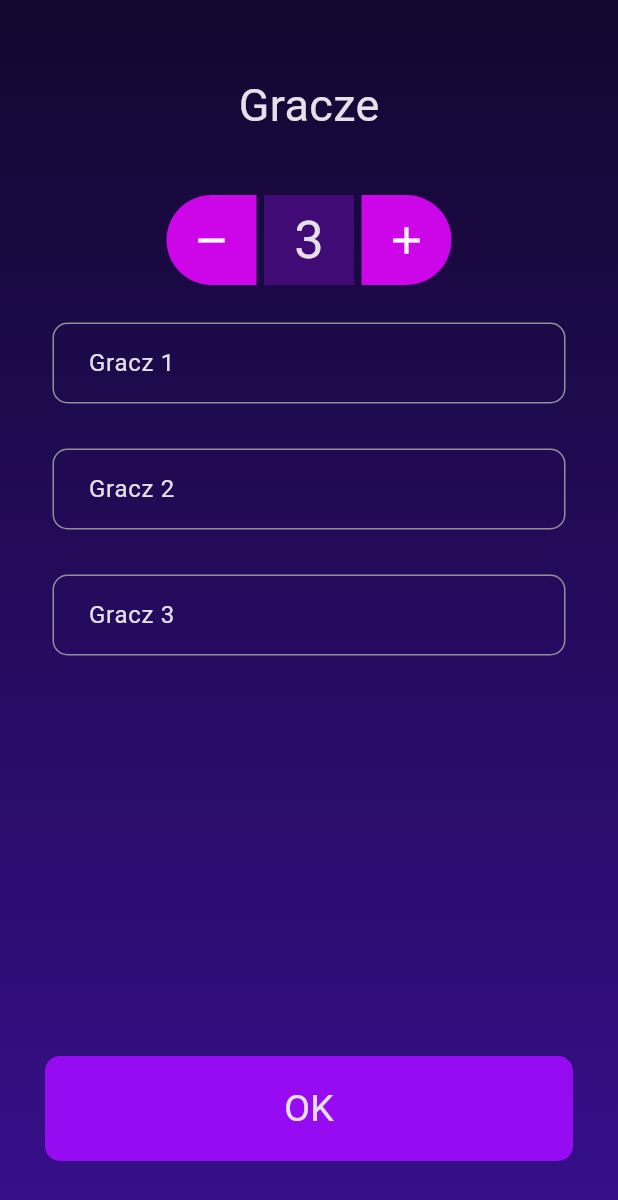
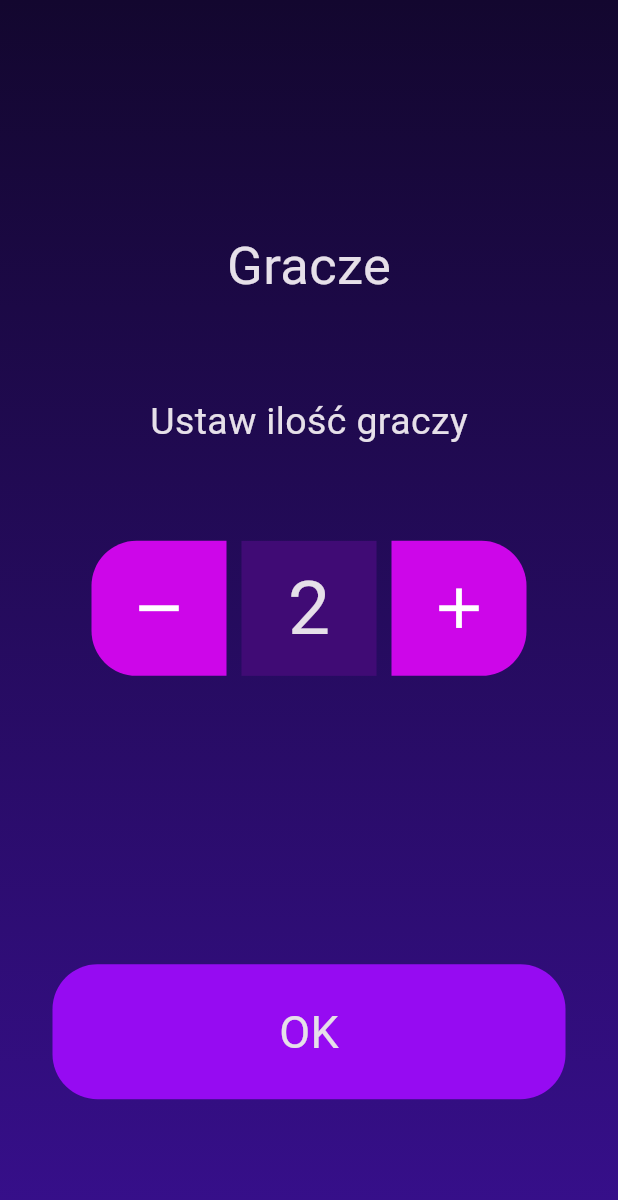
Before and after one commit to pawelmajchrzak/szpiegula_flutter, a Flutter app: the SetPlayersScreen screen opened directly, after a tap on the "remove" icon, after a tap on the "add" icon, on a phone screen of 412 x 824 dp. Shown: the top 1200 px of the screen. Run offline on Flutter 3.47's test engine with Material 3 defaults, Android fonts, the phone set to English and light mode, and no system bars; our stand-ins replace font_awesome_flutter.

Commit message:
delete posibility to set name for players

```diff
--- a/lib/main.dart
+++ b/lib/main.dart
@@ -16,7 +16,7 @@ class SpyApp extends StatelessWidget {
         primaryColor: Color(0xFF0A0E21),
         scaffoldBackgroundColor: Colors.transparent,
       ),
-      home: SetTimerScreen(),
+      home: StartScreen(),
 
     );
   }
--- a/lib/screens/set_players_screen.dart
+++ b/lib/screens/set_players_screen.dart
@@ -9,48 +9,36 @@ class SetPlayersScreen extends StatefulWidget {
 }
 
 class _SetPlayersScreenState extends State<SetPlayersScreen> {
-  int numberOfPlayers = 3;
-  String namePlayer = 'Pawel';
-  TextEditingController _controller = TextEditingController();
-  List<TextEditingController> controllers = [];
-  //final ScrollController _firstController = ScrollController();
-
-  @override
-  void initState() {
-    _controller.text = "Gracz 1";
-    for (int i = 1; i <= numberOfPlayers; i++) {
-      controllers.add(TextEditingController(text: "Gracz $i"));
-    }
-    controllers.forEach((controller) {
-      print(controller.text);
-    });
-  }
+  int numberOfPlayers = 1;
+  String alert = '';
 
   @override
   Widget build(BuildContext context) {
     return Scaffold(
-      resizeToAvoidBottomInset: true,
       body: Container(
         padding: EdgeInsets.symmetric(vertical: 10, horizontal: 20),
-        decoration: BoxDecoration(
-          gradient: LinearGradient(
-            begin: Alignment.bottomCenter,
-            end: Alignment.topCenter,
-            colors: [Color(0xFF370f8c), Color(0xFF13072f)],
-          ),
-        ),
+        decoration: standardDecoration,
         child: Column(
+          mainAxisAlignment: MainAxisAlignment.spaceEvenly,
           children: [
-            // SizedBox(
-            //   height: 90,
-            // ),
+            SizedBox(
+              height: 20,
+            ),
             Container(
               alignment: Alignment.center,
-              height: 120,
               child: Text(
                 'Gracze',
                 style: TextStyle(
-                  fontSize: 30,
+                  fontSize: 35,
+                ),
+              ),
+            ),
+            Container(
+              alignment: Alignment.center,
+              child: Text(
+                'Ustaw ilość graczy',
+                style: TextStyle(
+                  fontSize: 25,
                 ),
               ),
             ),
@@ -61,58 +49,45 @@ class _SetPlayersScreenState extends State<SetPlayersScreen> {
                 children: [
                   TypicalIconButton(() {
                     setState(() {
-                      //numbersOfPlayers--;
-                      numberOfPlayers = numberOfPlayers > 1 ? numberOfPlayers - 1 : numberOfPlayers;
-                      controllers.removeLast(); // Usunięcie ostatniego kontrolera
+                      if (numberOfPlayers > 3) {
+                        numberOfPlayers--;
+                        alert = '';
+                      } else {
+                        alert = 'Minimalnie 3 graczy';
+                      }
                     });
                   }, Icons.remove, true),
-                  TypicalValuePresenter(numbersOfPlayers: numberOfPlayers),
+                  TypicalValuePresenter(value: numberOfPlayers),
                   TypicalIconButton(() {
                     setState(() {
-                      numberOfPlayers++;
-                      controllers.add(TextEditingController(text: 'Gracz $numberOfPlayers'));
+                      if (numberOfPlayers < 10) {
+                        numberOfPlayers++;
+                        alert = '';
+                      } else {
+                        alert = 'Maksymalnie 10 graczy ';
+                      }
                     });
                   }, Icons.add, false),
                 ],
               ),
             ),
-
-            Expanded(
-              child: Scrollbar(
-                thumbVisibility: false,
-                child: ListView.builder(
-                  primary: true,
-                  shrinkWrap: true,
-                  itemCount: numberOfPlayers,
-                  itemBuilder: (BuildContext context, int index) {
-                    return Container(
-                      margin: EdgeInsets.all(15),
-                      child: TextField(
-                        controller: controllers[index],
-                        keyboardType: TextInputType.name,
-                        onChanged: (value) {
-                          namePlayer = value;
-                          print(index);
-                        },
-                        decoration: InputDecoration(
-                          contentPadding: EdgeInsets.symmetric(vertical: 15, horizontal: 20),
-                          border: OutlineInputBorder(
-                            borderRadius: BorderRadius.all(Radius.circular(10)),
-                          ),
-                        ),
-                      ),
-                    );
-                  },
+            Container(
+              alignment: Alignment.center,
+              height: 40,
+              child: Text(
+                '$alert',
+                style: TextStyle(
+                  fontSize: 17,
+                  color: Colors.orange,
                 ),
               ),
             ),
-
             Container(
-              height: 70,
-              margin: EdgeInsets.only(top: 10, bottom: 40, left: 10, right: 10),
+              height: 90,
+              margin: EdgeInsets.only(top: 20, bottom: 20, left: 15, right: 15),
               decoration: BoxDecoration(
                 color: Color(0xFF960bf2),
-                borderRadius: BorderRadius.circular(10.0),
+                borderRadius: BorderRadius.circular(30.0),
               ),
               child: GestureDetector(
                 onTap: () {
@@ -123,7 +98,7 @@ class _SetPlayersScreenState extends State<SetPlayersScreen> {
                   child: Text(
                     'OK',
                     style: TextStyle(
-                      fontSize: 25,
+                      fontSize: 30,
                     ),
                   ),
                 ),
@@ -135,61 +110,3 @@ class _SetPlayersScreenState extends State<SetPlayersScreen> {
     );
   }
 }
-
-class TypicalValuePresenter extends StatelessWidget {
-  const TypicalValuePresenter({
-    super.key,
-    required this.numbersOfPlayers,
-  });
-
-  final int numbersOfPlayers;
-
-  @override
-  Widget build(BuildContext context) {
-    return Container(
-      margin: EdgeInsets.symmetric(horizontal: 5),
-      alignment: Alignment.center,
-      height: 60,
-      width: 60,
-      decoration: BoxDecoration(
-        color: kValueColour,
-      ),
-      child: Text(
-        numbersOfPlayers.toString(),
-        style: TextStyle(
-          fontSize: 35,
-        ),
-      ),
-    );
-  }
-}
-
-class TypicalIconButton extends StatelessWidget {
-  TypicalIconButton(this.onPressed, this.icon, this.isLeft);
-
-  final IconData icon;
-  final VoidCallback onPressed;
-  final bool isLeft;
-
-  @override
-  Widget build(BuildContext context) {
-    return RawMaterialButton(
-      child: Icon(icon, size: 30),
-      onPressed: onPressed,
-      elevation: 0.0,
-      constraints: BoxConstraints.tightFor(
-        width: 60.0,
-        height: 60.0,
-      ),
-      shape: RoundedRectangleBorder(
-        borderRadius: BorderRadius.only(
-          topLeft: isLeft ? Radius.circular(30) : Radius.circular(0),
-          bottomLeft: isLeft ? Radius.circular(30) : Radius.circular(0),
-          topRight: isLeft ? Radius.circular(0) : Radius.circular(30),
-          bottomRight: isLeft ? Radius.circular(0) : Radius.circular(30),
-        ),
-      ),
-      fillColor: kCardColourFirst,
-    );
-  }
-}
--- a/lib/screens/set_spies_screen.dart
+++ b/lib/screens/set_spies_screen.dart
@@ -66,7 +66,6 @@ class _SetSpiesScreenState extends State<SetSpiesScreen> {
                       } else {
                         alert = 'Maksymalnie 50% graczy to szpiedzy';
                       }
-                      numberOfSpies++;
                     });
                   }, Icons.add, false),
                 ],
--- a/lib/screens/start_screen.dart
+++ b/lib/screens/start_screen.dart
@@ -1,5 +1,8 @@
 import 'package:flutter/material.dart';
 import 'package:font_awesome_flutter/font_awesome_flutter.dart';
+import 'package:szpiegula/screens/set_players_screen.dart';
+import 'package:szpiegula/screens/set_spies_screen.dart';
+import 'package:szpiegula/screens/set_timer_screen.dart';
 import 'package:szpiegula/widgets/reusable_card.dart';
 
 import '../constants.dart';
@@ -61,11 +64,21 @@ class _StartScreenState extends State<StartScreen> {
                 children: [
                   Expanded(
                     child: ReusableCard(
-                        kCardColourFirst, Icons.group, 6, 'Gracze', () {}),
+                        kCardColourFirst, Icons.group, 6, 'Gracze', () {
+                          Navigator.push(context, MaterialPageRoute(builder: (context) {
+                            return SetPlayersScreen();
+                          }
+                          ));
+                    }),
                   ),
                   Expanded(
                     child: ReusableCard(
-                        kCardColourSecond, FontAwesomeIcons.userSecret, 1, 'Szpiedzy', () {}),
+                        kCardColourSecond, FontAwesomeIcons.userSecret, 1, 'Szpiedzy', () {
+                      Navigator.push(context, MaterialPageRoute(builder: (context) {
+                        return SetSpiesScreen();
+                      }
+                      ));
+                    }),
                   ),
                 ],
               ),
@@ -75,7 +88,12 @@ class _StartScreenState extends State<StartScreen> {
                 children: [
                   Expanded(
                     child: ReusableCard(
-                        kCardColourSecond, Icons.timer, 4, 'Czas', () {}),
+                        kCardColourSecond, Icons.timer, 4, 'Czas', () {
+                      Navigator.push(context, MaterialPageRoute(builder: (context) {
+                        return SetTimerScreen();
+                      }
+                      ));
+                    }),
                   ),
                   Expanded(
                     child: ReusableCard(
```
